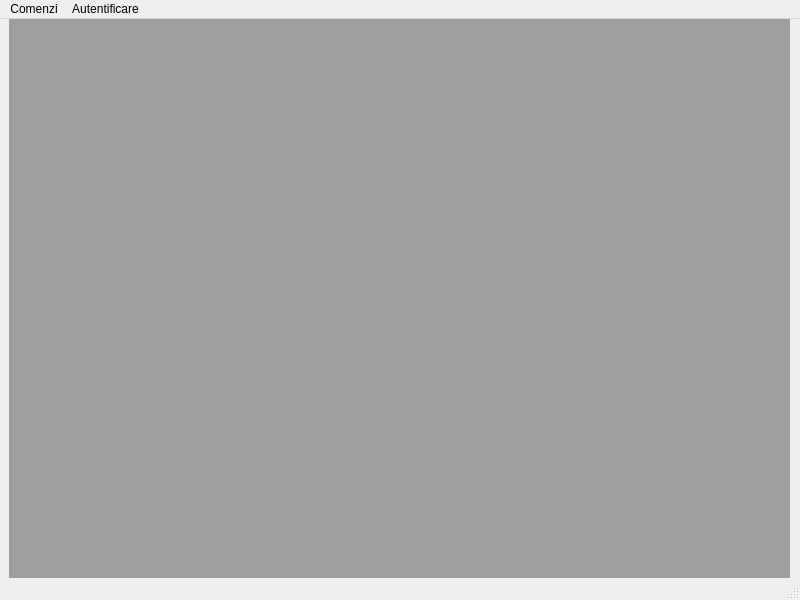
The window that mainwindow.ui (lorenzo-zurini/ShopMaster) describes before a commit, drawn with Qt 5.
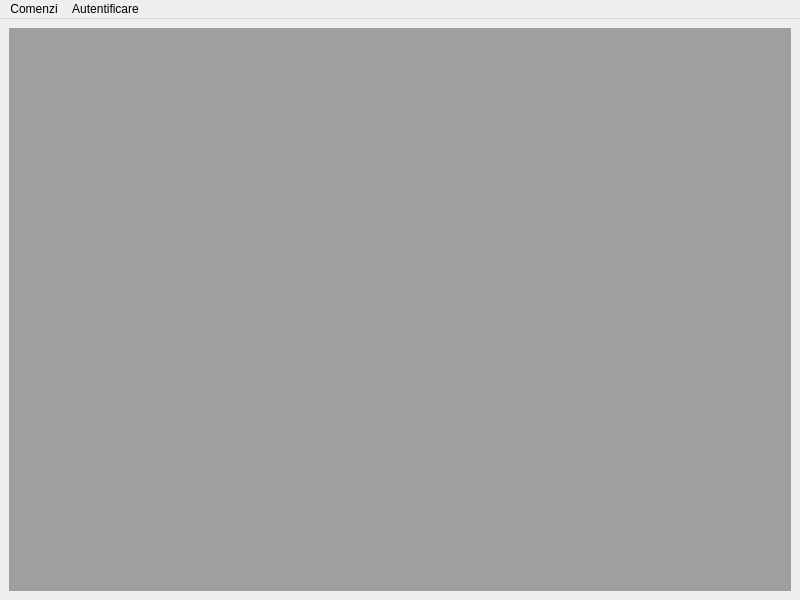
The same window after the commit.

Commit message: [Add] Basic layout decided.

Diff of the .ui file:
```diff
--- a/mainwindow.ui
+++ b/mainwindow.ui
@@ -38,14 +38,14 @@
    <bool>false</bool>
   </property>
   <widget class="QWidget" name="centralwidget">
-   <widget class="QMdiArea" name="WindowContainer">
-    <property name="geometry">
-     <rect>
-      <x>9</x>
-      <y>-1</y>
-      <width>781</width>
-      <height>581</height>
-     </rect>
+   <layout class="QGridLayout" name="gridLayout">
+    <item row="0" column="0">
+     <widget class="QMdiArea" name="mdiArea">
+      <property name="enabled">
+       <bool>true</bool>
+      </property>
+      <property name="autoFillBackground">
+       <bool>true</bool>
     </property>
     <widget class="QWidget" name="OrdersWindow">
      <property name="enabled">
@@ -56,6 +56,8 @@
      </property>
     </widget>
    </widget>
+    </item>
+   </layout>
   </widget>
   <widget class="QMenuBar" name="menubar">
    <property name="geometry">
@@ -81,7 +83,6 @@
    <addaction name="menuComenzi"/>
    <addaction name="menuAutentificare"/>
   </widget>
-  <widget class="QStatusBar" name="statusbar"/>
   <action name="actionPreluare_eMAG">
    <property name="text">
     <string>Preluare eMAG</string>
```
Left out of the diff: 12 changed lines with no effect on the pictures. Lines whose indentation alone changed are shown as unchanged.
